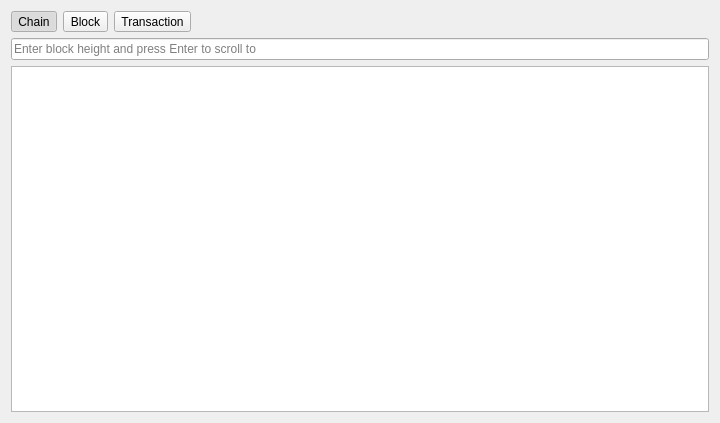
bitbaymarket/bitbay-core, file src/qt/forms/infopage.ui: the form before one commit.
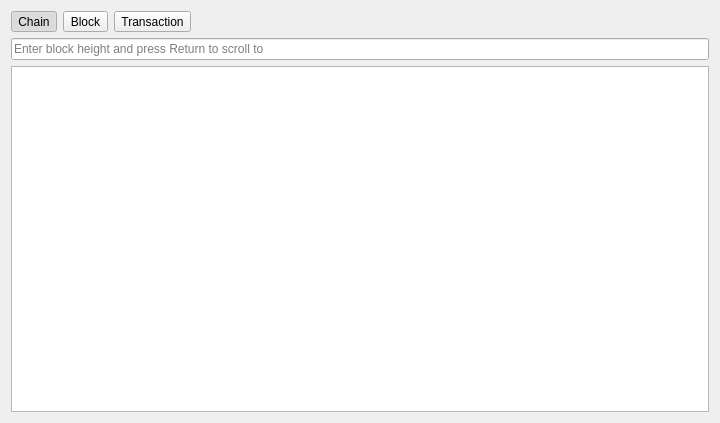
The form after the commit.

Commit message: Open block by hash/height

Diff of the .ui file:
```diff
--- a/src/qt/forms/infopage.ui
+++ b/src/qt/forms/infopage.ui
@@ -113,7 +113,7 @@
        <item row="0" column="0">
         <widget class="QLineEdit" name="lineJumpToBlock">
          <property name="placeholderText">
-          <string>Enter block height and press Enter to scroll to</string>
+          <string>Enter block height and press Return to scroll to</string>
          </property>
         </widget>
        </item>
```
Left out of the diff: 2 changed lines with no effect on the pictures. The commit also changes 2 other files.
